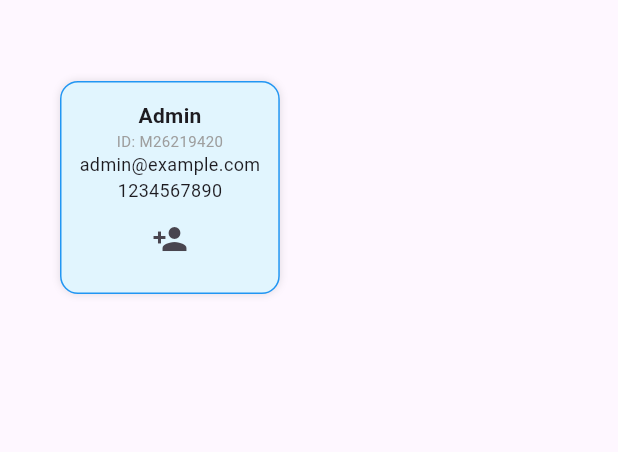
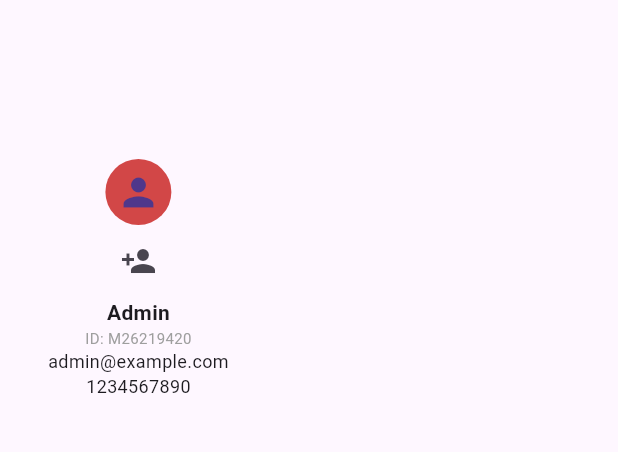
Before and after one commit to Modernisum/MLMTreePairing, a Flutter app: the screen it shows after launch, on a phone screen of 412 x 824 dp, the part 63-515 px from its top. Run offline on Flutter 3.47's test engine with Material 3 defaults, Android fonts, the phone set to English and light mode, and no system bars; our stand-ins replace cloud_firestore, firebase_core, printing; accounts and stored records are empty; statements that could not run were skipped.

Commit message:
finish bst project

```diff
--- a/lib/main.dart
+++ b/lib/main.dart
@@ -1,6 +1,5 @@
-import 'dart:convert';
 import 'dart:math';
-import 'dart:typed_data';
+
 import 'dart:ui' as ui;
 import 'package:cloud_firestore/cloud_firestore.dart';
 import 'package:flutter/material.dart';
@@ -399,44 +398,31 @@ class _BinaryTreeWidgetState extends State<BinaryTreeWidget> {
       key: node.key,
       mainAxisSize: MainAxisSize.min,
       children: [
-        GestureDetector(
+        SizedBox(
+          height: 60,
+        ),
+        InkWell(
           onTap: () => _showEditDialog(node),
-          child: Container(
-            padding: const EdgeInsets.all(12),
-            margin: const EdgeInsets.all(8),
-            decoration: BoxDecoration(
-              color: Colors.lightBlue.shade50,
-              border: Border.all(color: Colors.blue),
           borderRadius: BorderRadius.circular(12),
-              boxShadow: const [
-                BoxShadow(color: Colors.black12, blurRadius: 4)
-              ],
+          child: CircleAvatar(
+            radius: 22,
+            backgroundColor: const ui.Color.fromARGB(255, 210, 71, 71),
+            child: Icon(Icons.person, size: 30),
           ),
-            child: Column(
-              children: [
-                Text(node.name,
-                    style: const TextStyle(fontWeight: FontWeight.bold)),
+        ),
+        if (node.left == null || node.right == null)
+          IconButton(
+            icon: const Icon(Icons.person_add),
+            tooltip: "Add Customer",
+            onPressed: () => _addChildAuto(node),
+          ),
+        Text(node.name, style: const TextStyle(fontWeight: FontWeight.bold)),
         Text("ID: ${node.id}",
             style: const TextStyle(fontSize: 10, color: Colors.grey)),
         if (node.email != null)
           Text(node.email!, style: const TextStyle(fontSize: 12)),
         if (node.phone != null)
           Text(node.phone!, style: const TextStyle(fontSize: 12)),
-                Row(
-                  mainAxisSize: MainAxisSize.min,
-                  children: [
-                    if (node.left == null || node.right == null)
-                      IconButton(
-                        icon: const Icon(Icons.person_add),
-                        tooltip: "Add Customer",
-                        onPressed: () => _addChildAuto(node),
-                      ),
-                  ],
-                ),
-              ],
-            ),
-          ),
-        ),
         if (node.isExpanded && (node.left != null || node.right != null))
           Column(
             children: [
@@ -461,24 +447,6 @@ class _BinaryTreeWidgetState extends State<BinaryTreeWidget> {
           ),
       ],
     );
-  }
-
-  void _addChild(UserNode parent, {required bool isLeft}) {
-    final newNode = UserNode(
-      id: generateMLMUserId(),
-      name: "New Customer",
-    );
-
-    setState(() {
-      if (isLeft) {
-        parent.left = newNode;
-      } else {
-        parent.right = newNode;
-      }
-      parent.isExpanded = true;
-    });
-
-    widget.onTreeChanged();
   }
 
   void _showEditDialog(UserNode node) {
```
Lines whose indentation alone changed are shown as unchanged.
